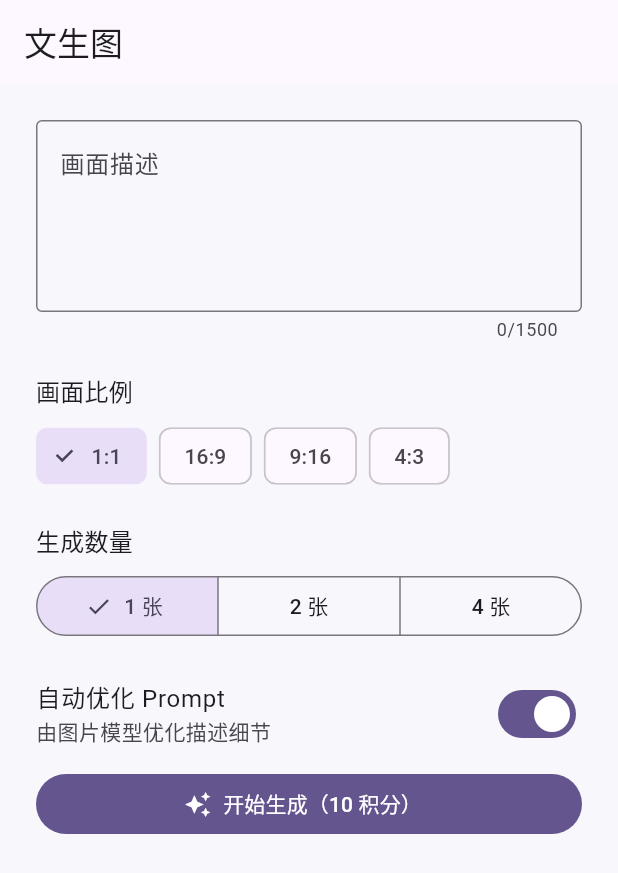
After one commit to fengjutian/yan, a Flutter app: the GeneratePage screen opened by its route, on a phone screen of 412 x 824 dp. The commit adds this screen. Shown: the top 873 px of the screen. Run offline on Flutter 3.47's test engine with Material 3 defaults, Android fonts, the phone set to English and light mode, and no system bars; our stand-ins replace cached_network_image, dio, flutter_riverpod, flutter_secure_storage, go_router, image_picker; accounts and stored records are empty.

Commit message:
feat: add GeneratePage and routing for text-to-image generation

```diff
--- a/apps/mobile/lib/app/router.dart
+++ b/apps/mobile/lib/app/router.dart
@@ -1,6 +1,7 @@
 import 'package:ai_image_studio/features/auth/presentation/auth_page.dart';
 import 'package:ai_image_studio/features/auth/presentation/splash_page.dart';
 import 'package:ai_image_studio/features/assets/presentation/asset_upload_page.dart';
+import 'package:ai_image_studio/features/generate/presentation/generate_page.dart';
 import 'package:ai_image_studio/features/home/presentation/home_page.dart';
 import 'package:go_router/go_router.dart';
 
@@ -26,5 +27,9 @@ final appRouter = GoRouter(
     GoRoute(
         path: '/assets/upload',
         builder: (context, state) => const AssetUploadPage()),
+    GoRoute(
+      path: '/create/text-to-image',
+      builder: (context, state) => const GeneratePage(),
+    ),
   ],
 );
--- /dev/null
+++ b/apps/mobile/lib/features/generate/presentation/generate_page.dart
@@ -0,0 +1,72 @@
+import 'package:ai_image_studio/features/generate/data/image_task.dart';
+import 'package:ai_image_studio/features/generate/presentation/generate_controller.dart';
+import 'package:cached_network_image/cached_network_image.dart';
+import 'package:flutter/material.dart';
+import 'package:flutter_riverpod/flutter_riverpod.dart';
+
+class GeneratePage extends ConsumerWidget {
+  const GeneratePage({super.key});
+  static const ratios = ['1:1', '16:9', '9:16', '4:3'];
+  @override
+  Widget build(BuildContext context, WidgetRef ref) {
+    final state = ref.watch(generateControllerProvider);
+    final controller = ref.read(generateControllerProvider.notifier);
+    return Scaffold(
+      appBar: AppBar(title: const Text('文生图')),
+      body: ListView(padding: const EdgeInsets.all(24), children: [
+        TextField(
+          minLines: 4, maxLines: 8, maxLength: 1500, onChanged: controller.setPrompt,
+          decoration: const InputDecoration(labelText: '画面描述', hintText: '例如：一只坐在月球上的橘猫，电影感，柔和轮廓光', alignLabelWithHint: true, border: OutlineInputBorder()),
+        ),
+        const SizedBox(height: 20),
+        Text('画面比例', style: Theme.of(context).textTheme.titleMedium),
+        const SizedBox(height: 8),
+        Wrap(spacing: 8, children: [for (final ratio in ratios) ChoiceChip(label: Text(ratio), selected: state.aspectRatio == ratio, onSelected: (_) => controller.setAspectRatio(ratio))]),
+        const SizedBox(height: 20),
+        Text('生成数量', style: Theme.of(context).textTheme.titleMedium),
+        const SizedBox(height: 8),
+        SegmentedButton<int>(
+          segments: const [ButtonSegment(value: 1, label: Text('1 张')), ButtonSegment(value: 2, label: Text('2 张')), ButtonSegment(value: 4, label: Text('4 张'))],
+          selected: {state.count}, onSelectionChanged: (value) => controller.setCount(value.first),
+        ),
+        const SizedBox(height: 12),
+        SwitchListTile(contentPadding: EdgeInsets.zero, title: const Text('自动优化 Prompt'), subtitle: const Text('由图片模型优化描述细节'), value: state.promptOptimizer, onChanged: controller.setPromptOptimizer),
+        if (state.errorMessage != null) Padding(padding: const EdgeInsets.only(bottom: 12), child: Text(state.errorMessage!, style: TextStyle(color: Theme.of(context).colorScheme.error))),
+        FilledButton.icon(
+          onPressed: state.submitting || (state.task != null && !state.task!.isTerminal) ? null : controller.generate,
+          icon: const Icon(Icons.auto_awesome), label: Text(state.submitting ? '正在提交…' : '开始生成（${state.count * 10} 积分）'),
+        ),
+        if (state.task != null) ...[const SizedBox(height: 24), _TaskResult(task: state.task!)],
+      ]),
+    );
+  }
+}
+
+class _TaskResult extends StatelessWidget {
+  const _TaskResult({required this.task});
+  final ImageTask task;
+  @override
+  Widget build(BuildContext context) {
+    if (!task.isTerminal) {
+      return Column(crossAxisAlignment: CrossAxisAlignment.start, children: [
+        Text('正在生成 · ${task.progress}%'), const SizedBox(height: 8),
+        LinearProgressIndicator(value: task.progress / 100),
+      ]);
+    }
+    if (task.status == 'FAILED') {
+      return Card(child: ListTile(
+        leading: Icon(Icons.error_outline, color: Theme.of(context).colorScheme.error),
+        title: const Text('生成失败，积分已退回'), subtitle: Text(task.errorMessage ?? '请稍后重试'),
+      ));
+    }
+    return GridView.builder(
+      shrinkWrap: true, physics: const NeverScrollableScrollPhysics(),
+      gridDelegate: const SliverGridDelegateWithFixedCrossAxisCount(crossAxisCount: 2, crossAxisSpacing: 12, mainAxisSpacing: 12),
+      itemCount: task.images.length,
+      itemBuilder: (context, index) => ClipRRect(
+        borderRadius: BorderRadius.circular(16),
+        child: CachedNetworkImage(imageUrl: task.images[index].thumbnailUrl, fit: BoxFit.cover),
+      ),
+    );
+  }
+}
--- a/apps/mobile/lib/features/home/presentation/home_page.dart
+++ b/apps/mobile/lib/features/home/presentation/home_page.dart
@@ -35,10 +35,11 @@ class HomePage extends ConsumerWidget {
             style: Theme.of(context).textTheme.bodyLarge,
           ),
           const SizedBox(height: 24),
-          const _CreateCard(
+          _CreateCard(
             icon: Icons.auto_awesome,
             title: '文生图',
             description: '输入画面描述，生成你的作品。',
+            onTap: () => context.push('/create/text-to-image'),
           ),
           const SizedBox(height: 16),
           _CreateCard(
```
